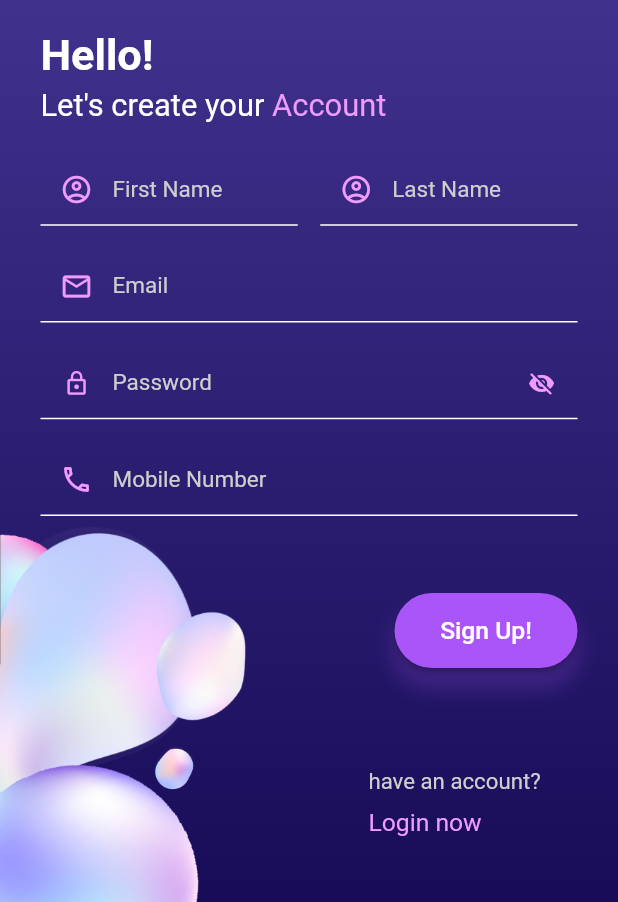
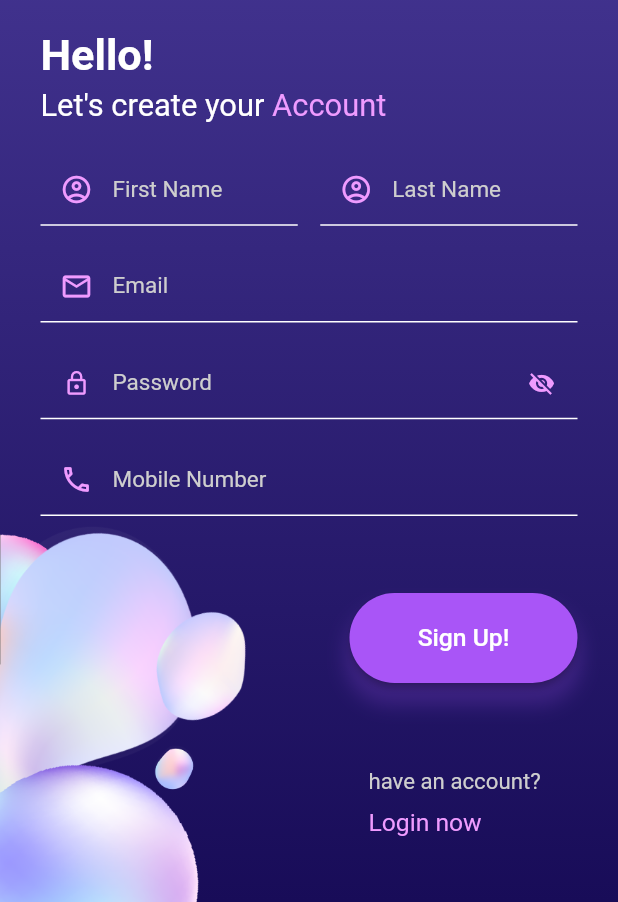
Before and after one commit to ECellNitrr/ECellApp2021, a Flutter app: the screen it shows after launch, on a phone screen of 412 x 824 dp, the part 334-1236 px from its top. Run offline on Flutter 3.47's test engine with Material 2 defaults, Android fonts, the phone set to English and light mode, and no system bars; our stand-ins replace bloc, data_connection_checker, equatable, flutter_bloc, get_it, google_fonts and 2 more; accounts and stored records are empty.

Commit message:
increaded signup button dimensions and removed log.d

```diff
--- a/lib/screens/signup/signup.dart
+++ b/lib/screens/signup/signup.dart
@@ -161,18 +161,20 @@ class SignupScreen extends StatelessWidget {
                         ),
                         child: RaisedButton(
                           shape: RoundedRectangleBorder(
-                            borderRadius: BorderRadius.all(Radius.circular(25)),
+                            borderRadius: BorderRadius.all(Radius.circular(30)),
                           ),
                           color: C.authButtonColor,
                           onPressed: () => _signup(context),
                           child: Container(
-                            height: 50,
-                            width: 90,
+                            height: 60,
+                            width: 120,
                             alignment: Alignment.center,
                             child: Text(
                               "Sign Up!",
                               style: TextStyle(
-                                  color: C.primaryUnHighlightedColor, fontSize: 20 * heightFactor),
+                                color: C.primaryUnHighlightedColor,
+                                fontSize: 20 * heightFactor,
+                              ),
                             ),
                           ),
                         ),
@@ -197,7 +199,9 @@ class SignupScreen extends StatelessWidget {
                             child: Text(
                               "Login now",
                               style: TextStyle(
-                                  fontSize: 20 * heightFactor, color: C.primaryHighlightedColor),
+                                fontSize: 20 * heightFactor,
+                                color: C.primaryHighlightedColor,
+                              ),
                             ),
                             onTap: () {
                               // TODO
--- a/lib/widgets/password_field.dart
+++ b/lib/widgets/password_field.dart
@@ -18,7 +18,6 @@ class _PasswordFieldState extends State<PasswordField> {
   Widget build(BuildContext context) {
     double height = MediaQuery.of(context).size.height;
     double heightFactor = height >= 1000 ? 1 : height / 1000;
-    Log.d(tag: "PasswordField", message: "Height: $height, factor: $heightFactor");
     return TextFormField(
       controller: widget.controller,
       validator: _validator,
```
